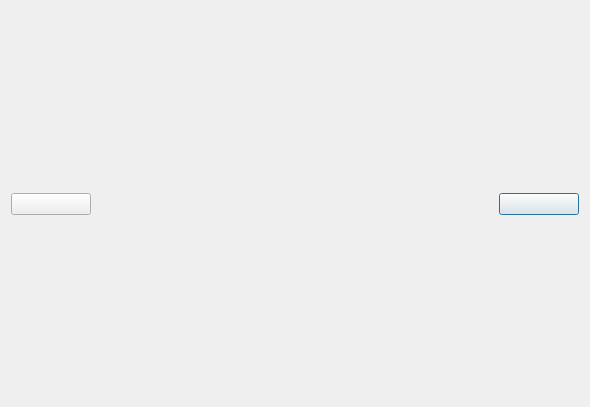
YSWLYYDS/Album, file picshow.ui: the form before one commit.
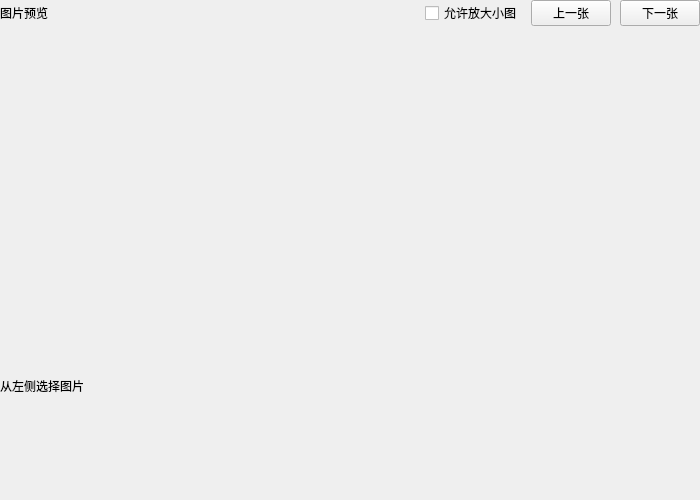
The form after the commit. Custom widgets are drawn as their Qt base class.

```diff
--- a/picshow.ui
+++ b/picshow.ui
@@ -1,165 +1,31 @@
 <?xml version="1.0" encoding="UTF-8"?>
 <ui version="4.0">
  <class>PicShow</class>
- <widget class="QDialog" name="PicShow">
-  <property name="geometry">
-   <rect>
-    <x>0</x>
-    <y>0</y>
-    <width>590</width>
-    <height>407</height>
-   </rect>
-  </property>
-  <property name="windowTitle">
-   <string>Dialog</string>
-  </property>
-  <layout class="QHBoxLayout" name="horizontalLayout">
+ <widget class="QWidget" name="PicShow">
+  <property name="geometry"><rect><x>0</x><y>0</y><width>700</width><height>500</height></rect></property>
+  <layout class="QVBoxLayout" name="previewLayout">
+   <property name="spacing"><number>9</number></property>
+   <property name="leftMargin"><number>0</number></property>
+   <property name="topMargin"><number>0</number></property>
+   <property name="rightMargin"><number>0</number></property>
+   <property name="bottomMargin"><number>0</number></property>
    <item>
-    <layout class="QGridLayout" name="gridLayout">
-     <item row="1" column="4">
-      <widget class="QWidget" name="widget_2" native="true">
-       <property name="minimumSize">
-        <size>
-         <width>80</width>
-         <height>0</height>
-        </size>
-       </property>
-       <property name="maximumSize">
-        <size>
-         <width>80</width>
-         <height>16777215</height>
-        </size>
-       </property>
-       <layout class="QVBoxLayout" name="verticalLayout_2">
-        <property name="leftMargin">
-         <number>0</number>
-        </property>
-        <property name="topMargin">
-         <number>0</number>
-        </property>
-        <property name="rightMargin">
-         <number>0</number>
-        </property>
-        <property name="bottomMargin">
-         <number>0</number>
-        </property>
-        <item>
-         <widget class="PicButton" name="nextBtn">
-          <property name="text">
-           <string/>
-          </property>
-         </widget>
-        </item>
-       </layout>
-      </widget>
-     </item>
-     <item row="1" column="1">
-      <spacer name="horizontalSpacer">
-       <property name="orientation">
-        <enum>Qt::Orientation::Horizontal</enum>
-       </property>
-       <property name="sizeHint" stdset="0">
-        <size>
-         <width>40</width>
-         <height>20</height>
-        </size>
-       </property>
-      </spacer>
-     </item>
-     <item row="1" column="0">
-      <widget class="QWidget" name="widget" native="true">
-       <property name="minimumSize">
-        <size>
-         <width>80</width>
-         <height>0</height>
-        </size>
-       </property>
-       <property name="maximumSize">
-        <size>
-         <width>80</width>
-         <height>16777215</height>
-        </size>
-       </property>
-       <layout class="QVBoxLayout" name="verticalLayout">
-        <property name="leftMargin">
-         <number>0</number>
-        </property>
-        <property name="topMargin">
-         <number>0</number>
-        </property>
-        <property name="rightMargin">
-         <number>0</number>
-        </property>
-        <property name="bottomMargin">
-         <number>0</number>
-        </property>
-        <item>
-         <widget class="PicButton" name="previousBtn">
-          <property name="text">
-           <string/>
-          </property>
-         </widget>
-        </item>
-       </layout>
-      </widget>
-     </item>
-     <item row="1" column="2">
-      <widget class="QLabel" name="label">
-       <property name="text">
-        <string/>
-       </property>
-      </widget>
-     </item>
-     <item row="1" column="3">
-      <spacer name="horizontalSpacer_2">
-       <property name="orientation">
-        <enum>Qt::Orientation::Horizontal</enum>
-       </property>
-       <property name="sizeHint" stdset="0">
-        <size>
-         <width>40</width>
-         <height>20</height>
-        </size>
-       </property>
-      </spacer>
-     </item>
-     <item row="0" column="2">
-      <spacer name="verticalSpacer">
-       <property name="orientation">
-        <enum>Qt::Orientation::Vertical</enum>
-       </property>
-       <property name="sizeHint" stdset="0">
-        <size>
-         <width>20</width>
-         <height>40</height>
-        </size>
-       </property>
-      </spacer>
-     </item>
-     <item row="2" column="2">
-      <spacer name="verticalSpacer_2">
-       <property name="orientation">
-        <enum>Qt::Orientation::Vertical</enum>
-       </property>
-       <property name="sizeHint" stdset="0">
-        <size>
-         <width>20</width>
-         <height>40</height>
-        </size>
-       </property>
-      </spacer>
-     </item>
+    <layout class="QHBoxLayout" name="toolbarLayout">
+     <item><widget class="QLabel" name="titleLabel"><property name="text"><string>图片预览</string></property></widget></item>
+     <item><spacer name="toolbarSpacer"><property name="orientation"><enum>Qt::Horizontal</enum></property><property name="sizeHint" stdset="0"><size><width>20</width><height>10</height></size></property></spacer></item>
+     <item><widget class="QCheckBox" name="allowUpscale"><property name="text"><string>允许放大小图</string></property></widget></item>
+     <item><widget class="QPushButton" name="previousBtn"><property name="text"><string>上一张</string></property></widget></item>
+     <item><widget class="QPushButton" name="nextBtn"><property name="text"><string>下一张</string></property></widget></item>
     </layout>
    </item>
+   <item><widget class="FitImageView" name="imageViewport"/></item>
+   <item><widget class="QLabel" name="fileInfo">
+    <property name="sizePolicy"><sizepolicy hsizetype="Ignored" vsizetype="Preferred"><horstretch>0</horstretch><verstretch>0</verstretch></sizepolicy></property>
+    <property name="minimumSize"><size><width>0</width><height>22</height></size></property>
+    <property name="text"><string>从左侧选择图片</string></property>
+   </widget></item>
   </layout>
  </widget>
- <customwidgets>
-  <customwidget>
-   <class>PicButton</class>
-   <extends>QPushButton</extends>
-   <header location="global">picbutton.h</header>
-  </customwidget>
- </customwidgets>
- <resources/>
- <connections/>
+ <customwidgets><customwidget><class>FitImageView</class><extends>QWidget</extends><header>fitimageview.h</header></customwidget></customwidgets>
+ <resources/><connections/>
 </ui>
```
